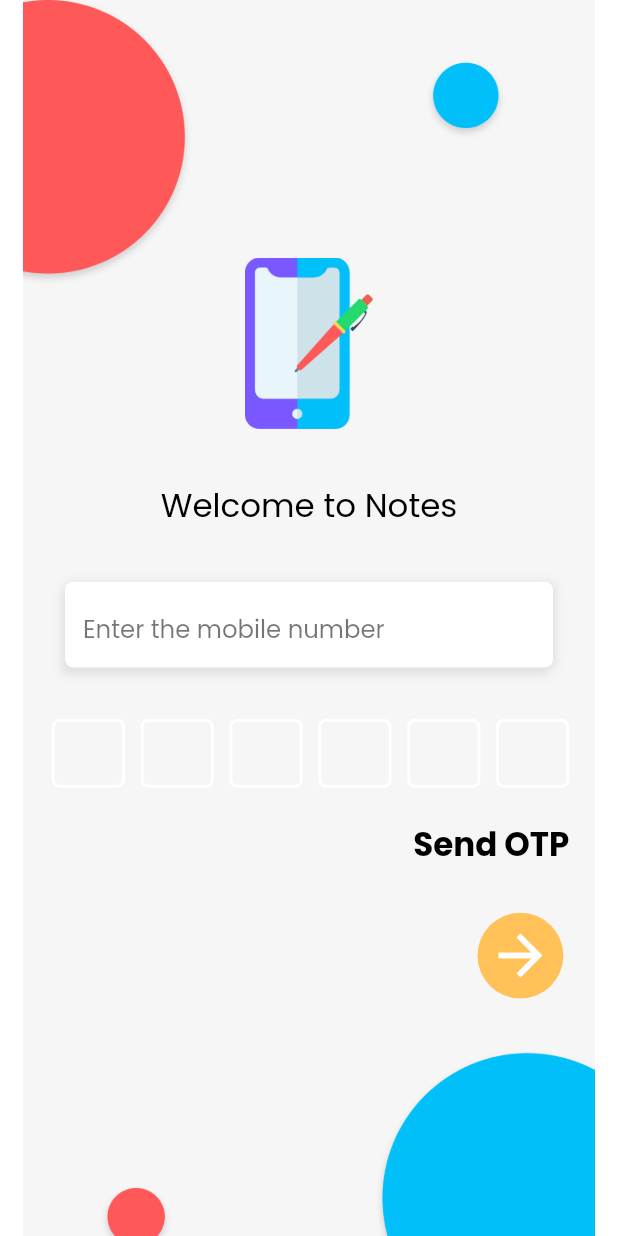
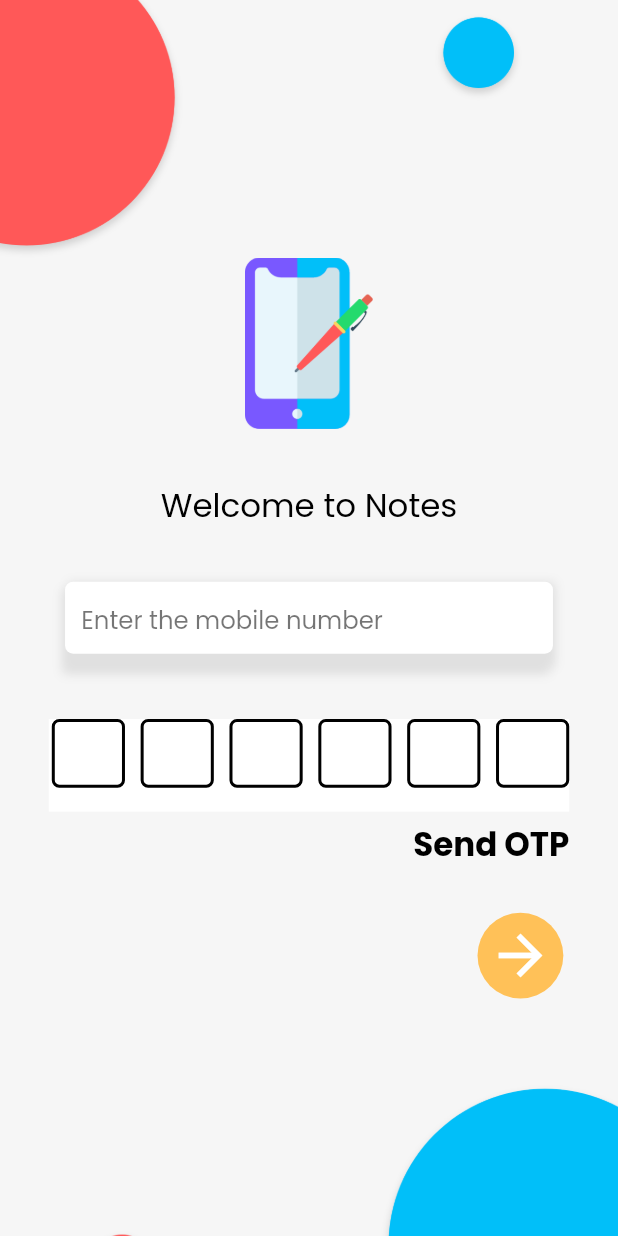
Before and after one commit to devbathani/Notes-App-Firebase-, a Flutter app: the screen it shows after launch, after a tap on "Send OTP", on a phone screen of 412 x 824 dp. Run offline on Flutter 3.47's test engine with Material 2 defaults, Android fonts, the phone set to English and light mode, and no system bars; drawn by our look-alikes of pin_code_fields; our stand-ins replace auto_route, firebase_auth, firebase_core, flutter_screenutil, google_fonts, logger; accounts and stored records are empty; network calls fail.

Commit message:
UI updates

```diff
--- a/lib/firebase/auth-screen-firebase/auth_screen_firebase.dart
+++ b/lib/firebase/auth-screen-firebase/auth_screen_firebase.dart
@@ -11,6 +11,7 @@ class AuthScreenFirebase {
     BuildContext context,
     String phoneNumber,
   ) async {
+    log("Phone number : $phoneNumber");
     await firebaseAuth.verifyPhoneNumber(
       phoneNumber: '+91$phoneNumber',
       verificationCompleted: (phoneCredential) async {
@@ -31,7 +32,7 @@ class AuthScreenFirebase {
       codeAutoRetrievalTimeout: (verificationID) {
         verifyingCode = verificationID;
       },
-      timeout: const Duration(seconds: 60),
+      timeout: const Duration(seconds: 120),
     );
     return verifyingCode;
   }
--- a/lib/presentation/auth-screen/auth_screen.dart
+++ b/lib/presentation/auth-screen/auth_screen.dart
@@ -9,16 +9,15 @@ import 'package:pin_code_fields/pin_code_fields.dart';
 import 'package:provider/provider.dart';
 
 class AuthScreen extends StatelessWidget {
-  const AuthScreen({Key? key}) : super(key: key);
-
+  AuthScreen({Key? key}) : super(key: key);
+  TextEditingController phoneController = TextEditingController();
+  TextEditingController otpController = TextEditingController();
   @override
   Widget build(BuildContext context) {
     return Scaffold(
       backgroundColor: Colors.white,
       body: Consumer<AuthScreenProvider>(
         builder: (context, authState, _) {
-          TextEditingController otpController = TextEditingController();
-          TextEditingController phoneNumberController = TextEditingController();
           return SingleChildScrollView(
             child: Container(
               height: MediaQuery.of(context).size.height,
@@ -26,6 +25,7 @@ class AuthScreen extends StatelessWidget {
               decoration: BoxDecoration(
                 image: DecorationImage(
                   image: AssetImage(Assets.authBg.path),
+                  fit: BoxFit.cover,
                 ),
               ),
               child: Column(
@@ -69,12 +69,12 @@ class AuthScreen extends StatelessWidget {
                     ]),
                     child: TextFormField(
                       keyboardType: TextInputType.number,
-                      controller: authState.phoneNumberController,
-                      validator: (value) {
-                        if (value!.length == 10) {
+                      controller: phoneController,
+                      onChanged: (value) {
+                        if (value.length == 10) {
+                          authState.phoneNumberController.text = value;
                           FocusScope.of(context).nextFocus();
                         }
-                        return null;
                       },
                       style: whiteSubHeading.copyWith(
                         color: Colors.black54,
@@ -82,6 +82,7 @@ class AuthScreen extends StatelessWidget {
                       decoration: InputDecoration(
                         fillColor: Colors.white,
                         filled: true,
+                        contentPadding: EdgeInsets.symmetric(horizontal: 10.w),
                         enabledBorder: OutlineInputBorder(
                           borderSide: const BorderSide(
                               color: Colors.transparent, width: 1),
@@ -106,10 +107,11 @@ class AuthScreen extends StatelessWidget {
                   Padding(
                     padding: EdgeInsets.symmetric(horizontal: 30.w),
                     child: PinCodeTextField(
+                      backgroundColor: Colors.white,
                       length: 6,
                       obscureText: false,
                       enablePinAutofill: true,
-                      controller: authState.otpController,
+                      controller: otpController,
                       animationType: AnimationType.fade,
                       errorAnimationDuration: 300,
                       animationDuration: const Duration(milliseconds: 300),
@@ -118,20 +120,20 @@ class AuthScreen extends StatelessWidget {
                       },
                       keyboardType: TextInputType.number,
                       appContext: context,
+                      autoDisposeControllers: false,
                       pinTheme: PinTheme(
                         shape: PinCodeFieldShape.box,
                         fieldOuterPadding: const EdgeInsets.only(left: 2),
                         borderRadius: BorderRadius.circular(5),
-                        selectedColor: Colors.white,
+                        selectedColor: Colors.black,
                         fieldHeight: 40.h,
                         fieldWidth: 45.w,
-                        inactiveFillColor: Colors.white,
-                        activeFillColor: Colors.white,
-                        activeColor: Colors.white,
-                        inactiveColor: Colors.white,
-                        disabledColor: Colors.white,
+                        inactiveFillColor: Colors.black,
+                        activeFillColor: Colors.black,
+                        activeColor: Colors.black,
+                        inactiveColor: Colors.black,
+                        disabledColor: Colors.black,
                       ),
-                      cursorColor: const Color(0xff45AD7E),
                       textStyle: whiteSubHeading.copyWith(
                         color: Colors.black,
                         fontSize: 15.sp,
--- a/lib/presentation/splash-screen/splash_screen.dart
+++ b/lib/presentation/splash-screen/splash_screen.dart
@@ -22,6 +22,7 @@ class SplashScreen extends StatelessWidget {
             image: AssetImage(
               Assets.backgroundImage.path,
             ),
+            fit: BoxFit.cover,
           ),
         ),
         child: Column(
--- a/lib/providers/auth-screen/auth_screen_provider.dart
+++ b/lib/providers/auth-screen/auth_screen_provider.dart
@@ -20,6 +20,6 @@ class AuthScreenProvider extends ChangeNotifier {
     BuildContext context,
     String smsCode,
   ) {
-    return AuthScreenFirebase().signIn(verifyingCode, smsCode,context);
+    return AuthScreenFirebase().signIn(verifyingCode, smsCode, context);
   }
 }
```
Also changed, not shown: lib/routing/router.gr.dart.
